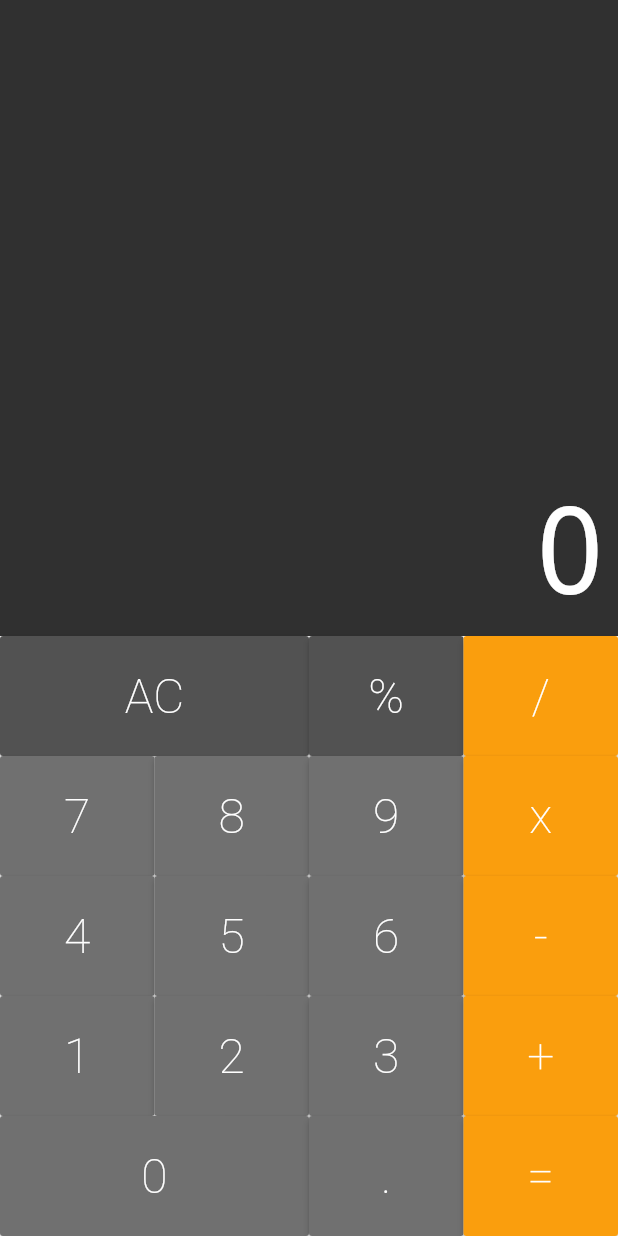
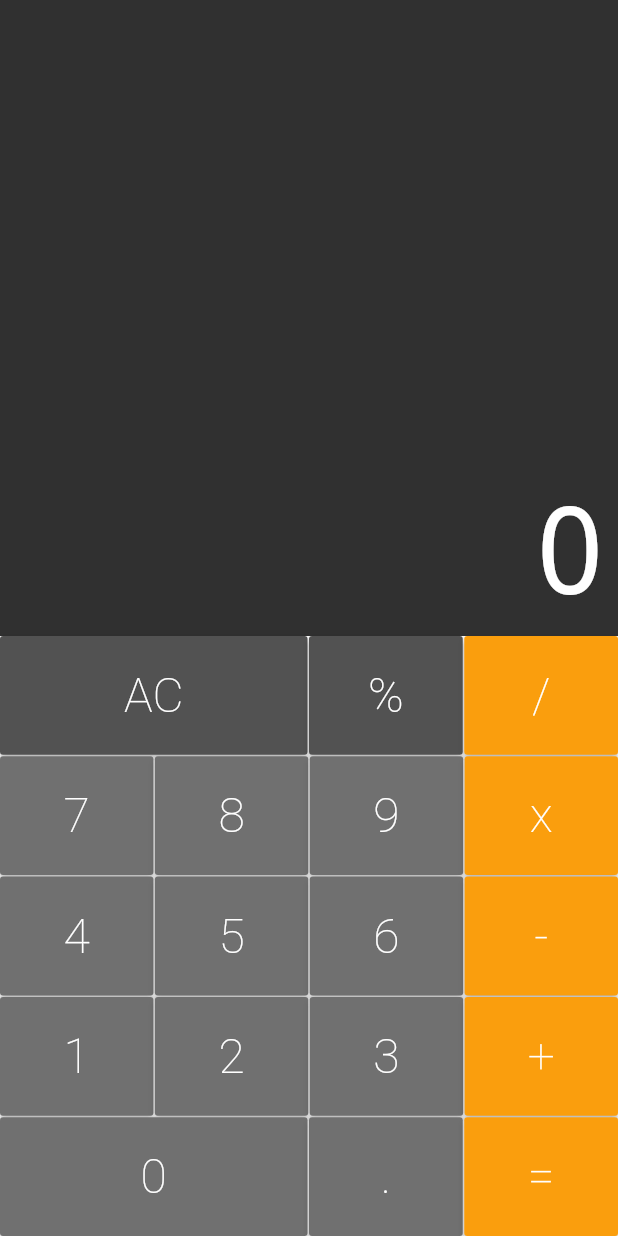
Before and after one commit to Wkerlyson/calculator, a Flutter app: the screen it shows after launch, on a phone screen of 412 x 824 dp. Run offline on Flutter 3.47's test engine with Material 2 defaults, Android fonts, the phone set to English and light mode, and no system bars; drawn by our look-alikes of auto_size_text.

```diff
--- a/lib/components/button_row.dart
+++ b/lib/components/button_row.dart
@@ -12,7 +12,17 @@ class ButtonRow extends StatelessWidget {
       flex: 1,
       child: Row(
         crossAxisAlignment: CrossAxisAlignment.stretch,
-        children: buttons,
+        children: buttons.fold(<Widget>[], (list, b) {
+          list.isEmpty
+              ? list.add(b)
+              : list.addAll([
+                  SizedBox(
+                    width: 1,
+                  ),
+                  b
+                ]);
+          return list;
+        }),
       ),
     );
   }
--- a/lib/components/keyboard.dart
+++ b/lib/components/keyboard.dart
@@ -18,24 +18,28 @@ class Keyboard extends StatelessWidget {
             Button(text: '%', color: Button.DARK, cb: cb),
             Button.operation(text: '/', cb: cb),
           ]),
+          SizedBox(height: 1),
           ButtonRow([
             Button(text: '7', cb: cb),
             Button(text: '8', cb: cb),
             Button(text: '9', cb: cb),
             Button.operation(text: 'x', cb: cb),
           ]),
+          SizedBox(height: 1),
           ButtonRow([
             Button(text: '4', cb: cb),
             Button(text: '5', cb: cb),
             Button(text: '6', cb: cb),
             Button.operation(text: '-', cb: cb),
           ]),
+          SizedBox(height: 1),
           ButtonRow([
             Button(text: '1', cb: cb),
             Button(text: '2', cb: cb),
             Button(text: '3', cb: cb),
             Button.operation(text: '+', cb: cb),
           ]),
+          SizedBox(height: 1),
           ButtonRow([
             Button.big(text: '0', cb: cb),
             Button(text: '.', cb: cb),
--- a/lib/screens/calculator.dart
+++ b/lib/screens/calculator.dart
@@ -2,6 +2,7 @@ import 'package:calculator/components/display.dart';
 import 'package:calculator/components/keyboard.dart';
 import 'package:calculator/models/memory.dart';
 import 'package:flutter/material.dart';
+import 'package:flutter/services.dart';
 
 class Calculator extends StatefulWidget {
   @override
@@ -19,6 +20,8 @@ class _CalculatorState extends State<Calculator> {
 
   @override
   Widget build(BuildContext context) {
+    SystemChrome.setPreferredOrientations([DeviceOrientation.portraitUp]);
+
     return MaterialApp(
       debugShowCheckedModeBanner: false,
       home: Column(
```
